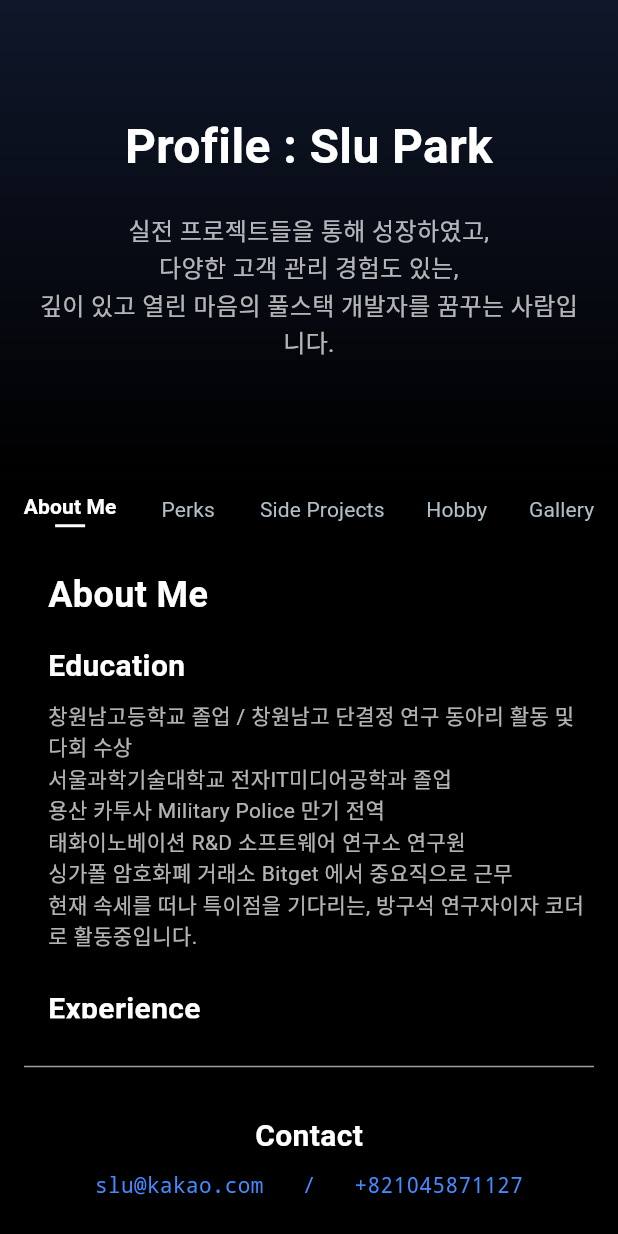
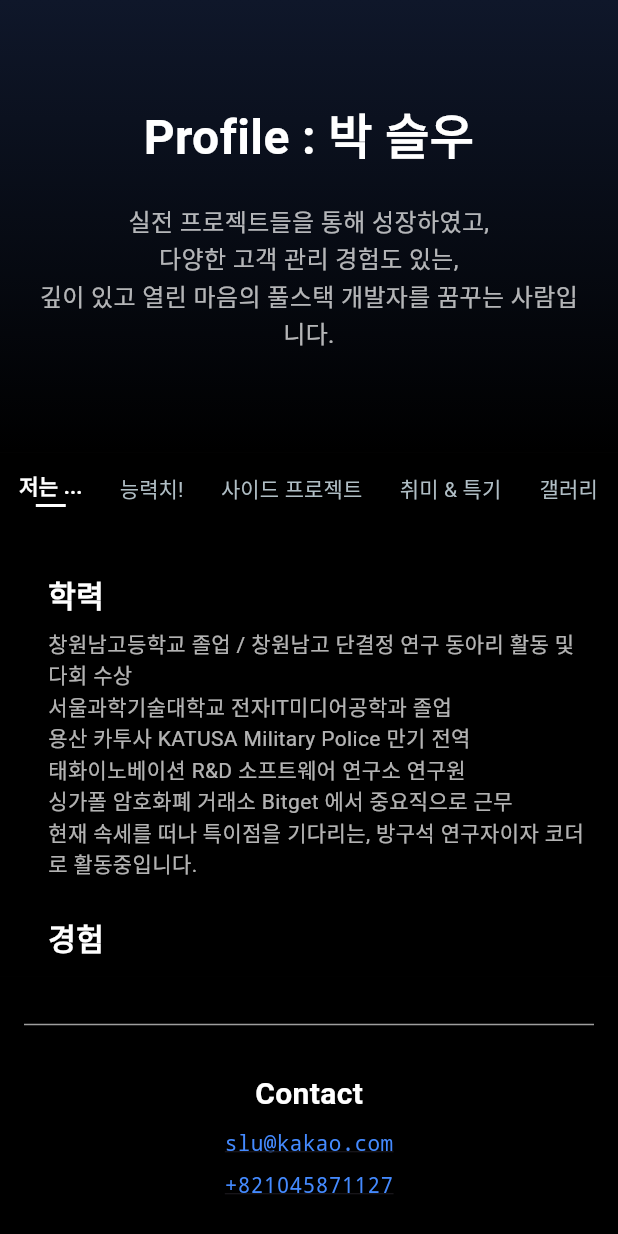
Before and after one commit to sssslu/pp_flutter, a Flutter app: the screen it shows after launch, on a phone screen of 412 x 824 dp. Run offline on Flutter 3.47's test engine with Material 3 defaults, Android fonts, the phone set to English and light mode, and no system bars.

Commit message:
한글화

```diff
--- a/lib/main.dart
+++ b/lib/main.dart
@@ -5,7 +5,7 @@ import 'sections/projects_section.dart';
 import 'sections/hobby_section.dart';
 import 'sections/gallery_section.dart';
 import 'sections/perk_section.dart';
-
+import 'package:flutter/services.dart';
 void main() => runApp(const MaterialApp(home: PortfolioApp(), debugShowCheckedModeBanner: false));
 
 class PortfolioApp extends StatefulWidget {
@@ -26,7 +26,7 @@ class _PortfolioAppState extends State<PortfolioApp> {
     GallerySection(),
   ];
 
-  final List<String> _tabLabels = ["About Me", "Perks", "Side Projects", "Hobby", "Gallery"];
+  final List<String> _tabLabels = ["저는 ...", "능력치!", "사이드 프로젝트", "취미 & 특기", "갤러리"];
 
   @override
   Widget build(BuildContext context) {
@@ -76,8 +76,21 @@ class _PortfolioAppState extends State<PortfolioApp> {
   }
 }
 
+
+
 class ContactFooter extends StatelessWidget {
   const ContactFooter({super.key});
+
+  void _copyToClipboard(BuildContext context, String text) {
+    Clipboard.setData(ClipboardData(text: text));
+    ScaffoldMessenger.of(context).showSnackBar(
+      SnackBar(
+        content: Text('Contact Copied! : $text'),
+        duration: const Duration(seconds: 2),
+        backgroundColor: Colors.grey[800],
+      ),
+    );
+  }
 
   @override
   Widget build(BuildContext context) {
@@ -85,17 +98,37 @@ class ContactFooter extends StatelessWidget {
       color: const Color(0xFF000000),
       padding: const EdgeInsets.symmetric(vertical: 24, horizontal: 16),
       child: Column(
-        children: const [
-          Divider(thickness: 1, color: Colors.grey),
-          SizedBox(height: 24),
-          Text(
+        crossAxisAlignment: CrossAxisAlignment.center,
+        children: [
+          const Divider(thickness: 1, color: Colors.grey),
+          const SizedBox(height: 24),
+          const Text(
             "Contact",
             style: TextStyle(fontSize: 20, fontWeight: FontWeight.bold, color: Colors.white),
           ),
-          SizedBox(height: 8),
-          Text(
-            "slu@kakao.com   /   +821045871127",
-            style: TextStyle(color: Colors.blueAccent, fontFamily: "monospace"),
+          const SizedBox(height: 8),
+          GestureDetector(
+            onTap: () => _copyToClipboard(context, "slu@kakao.com"),
+            child: const Text(
+              "slu@kakao.com",
+              style: TextStyle(
+                color: Colors.blueAccent,
+                fontFamily: "monospace",
+                decoration: TextDecoration.underline,
+              ),
+            ),
+          ),
+          const SizedBox(height: 8),
+          GestureDetector(
+            onTap: () => _copyToClipboard(context, "+821045871127"),
+            child: const Text(
+              "+821045871127",
+              style: TextStyle(
+                color: Colors.blueAccent,
+                fontFamily: "monospace",
+                decoration: TextDecoration.underline,
+              ),
+            ),
           ),
         ],
       ),
--- a/lib/sections/about_section.dart
+++ b/lib/sections/about_section.dart
@@ -17,20 +17,16 @@ class AboutSection extends StatelessWidget {
             child: Column(
               crossAxisAlignment: CrossAxisAlignment.start,
               children: const [
-                Text(
-                  "About Me",
-                  style: TextStyle(fontSize: 24, fontWeight: FontWeight.bold, color: Colors.white),
-                ),
                 SizedBox(height: 16),
                 Text(
-                  "Education",
+                  "학력",
                   style: TextStyle(fontSize: 20, fontWeight: FontWeight.bold, color: Colors.white),
                 ),
                 SizedBox(height: 8),
                 Text(
                   "창원남고등학교 졸업 / 창원남고 단결정 연구 동아리 활동 및 다회 수상\n"
                       "서울과학기술대학교 전자IT미디어공학과 졸업\n"
-                      "용산 카투사 Military Police 만기 전역\n"
+                      "용산 카투사 KATUSA Military Police 만기 전역\n"
                       "태화이노베이션 R&D 소프트웨어 연구소 연구원\n"
                       "싱가폴 암호화폐 거래소 Bitget 에서 중요직으로 근무\n"
                       "현재 속세를 떠나 특이점을 기다리는, 방구석 연구자이자 코더로 활동중입니다.",
@@ -38,7 +34,7 @@ class AboutSection extends StatelessWidget {
                 ),
                 SizedBox(height: 24),
                 Text(
-                  "Experience",
+                  "경험",
                   style: TextStyle(fontSize: 20, fontWeight: FontWeight.bold, color: Colors.white),
                 ),
                 SizedBox(height: 8),
--- a/lib/sections/hero_section.dart
+++ b/lib/sections/hero_section.dart
@@ -20,7 +20,7 @@ class HeroSection extends StatelessWidget {
             mainAxisAlignment: MainAxisAlignment.center,
             children: const [
               Text(
-                "Profile : Slu Park",
+                "Profile : 박 슬우",
                 style: TextStyle(
                   fontSize: 32,
                   fontWeight: FontWeight.bold,
--- a/lib/sections/hobby_section.dart
+++ b/lib/sections/hobby_section.dart
@@ -9,28 +9,37 @@ class HobbySection extends StatelessWidget {
       color: const Color(0xFF000000),
       width: double.infinity,
       child: SingleChildScrollView(
-        padding: const EdgeInsets.all(16),
+        padding: const EdgeInsets.fromLTRB(32, 16, 16, 16),
         child: Column(
           crossAxisAlignment: CrossAxisAlignment.start,
           children: const [
-            Text("Freediving",
-                style: TextStyle(fontSize: 22, fontWeight: FontWeight.bold, color: Colors.white)),
+            SizedBox(height: 16),
+            Text("프리다이빙 (강사 및 국제 심판 자격 보유)",
+                style: TextStyle(fontSize: 20, fontWeight: FontWeight.bold, color: Colors.white)),
             SizedBox(height: 8),
             Text(
               "2022년 경 자신의 한계에 도전하는 스포츠, 프리다이빙에 입문하게 되어,\n"
-                  "SNSI Indoor Freediver, Freediver, Advanced Freediver, Deep Freediver 를 순차적으로 취득.\n"
-                  "이후 Freediver Instructor, Advanced Freediver Instructor 강사 자격을 취득하였으며,\n"
-                  "프리다이빙 센터 Onedive 의 소속 강사로 활동하며 100명 이상의 한국인 및 외국인 수강생에게 자격을 부여함.\n"
-                  "BLSD First Aid, EFR Life Savior 등 인명 구조 관련 자격 보유.\nCMAS 국제핀수영협회 심판관 자격(JUDGE 3급)\n2026 KUA 국가대표선발전 수중심판으로 활동하였음.\n",
+              "SNSI Indoor Freediver, Freediver, Advanced Freediver, Deep Freediver 를 순차적으로 취득.\n"
+              "이후 Freediver Instructor, Advanced Freediver Instructor 강사 자격을 취득하였으며,\n"
+              "프리다이빙 센터 Onedive 의 소속 강사로 활동하며 100명 이상의 한국인 및 외국인 수강생에게 자격을 부여함.\n"
+              "BLSD First Aid, EFR Life Savior 등 인명 구조 관련 자격 보유.\nCMAS 국제핀수영협회 심판관 자격(JUDGE 3급)\n2026 KUA 국가대표선발전 수중심판으로 활동하였음.\n",
               style: TextStyle(color: Colors.white70),
             ),
             SizedBox(height: 24),
-            Text("FPV Drone",
+            Text("FPV 드론 촬영 & 영상 편집",
                 style: TextStyle(fontSize: 22, fontWeight: FontWeight.bold, color: Colors.white)),
             SizedBox(height: 8),
             Text(
               "일인칭 시점 드론을 운용할 수 있으며, 간단한 촬영 및 영상 편집도 가능.\n"
                   "해외 드론 촬영 경험 다수.",
+              style: TextStyle(color: Colors.white70),
+            ),
+            SizedBox(height: 24),
+            Text("그림 및 아트웍, 디자인",
+                style: TextStyle(fontSize: 22, fontWeight: FontWeight.bold, color: Colors.white)),
+            SizedBox(height: 8),
+            Text(
+              "예술적인 감각이 있습니다. (본인 주장, 경력 없음)",
               style: TextStyle(color: Colors.white70),
             ),
           ],
--- a/lib/sections/perk_section.dart
+++ b/lib/sections/perk_section.dart
@@ -17,9 +17,9 @@ class PerkSection extends StatelessWidget {
             child: Column(
               crossAxisAlignment: CrossAxisAlignment.start,
               children: const [
-                SizedBox(height: 24),
+                SizedBox(height: 16),
                 Text(
-                  "Strengths",
+                  "강점",
                   style: TextStyle(fontSize: 20, fontWeight: FontWeight.bold, color: Colors.white),
                 ),
                 SizedBox(height: 8),
@@ -29,7 +29,7 @@ class PerkSection extends StatelessWidget {
                 ),
                 SizedBox(height: 24),
                 Text(
-                  "Stack",
+                  "스택",
                   style: TextStyle(fontSize: 20, fontWeight: FontWeight.bold, color: Colors.white),
                 ),
                 SizedBox(height: 8),
```
Also changed, not shown: 1 other file.
